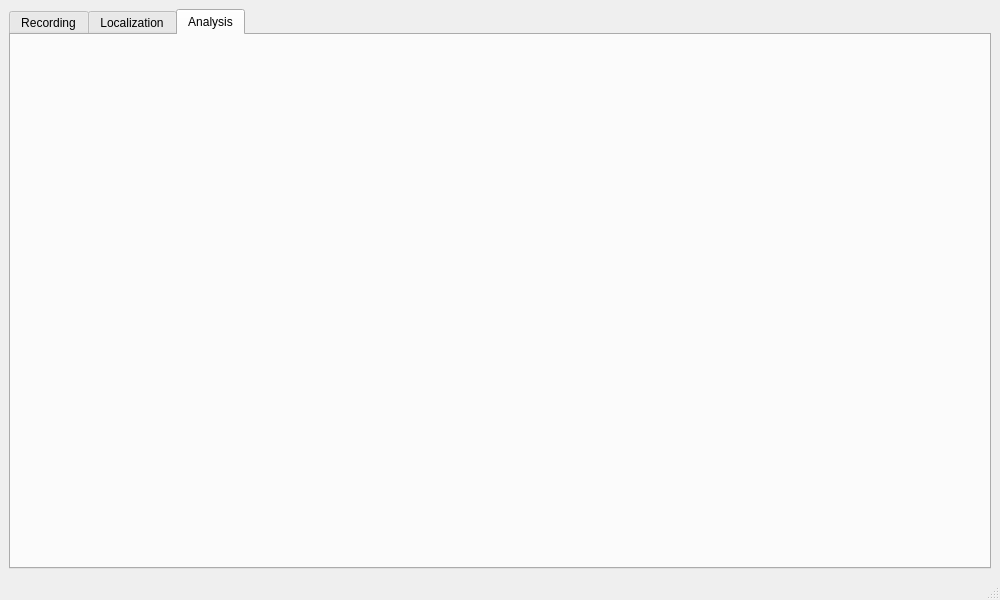
The window that mainwindow.ui (asuka1975/HARKBird-Light) describes before a commit, drawn with Qt 5.
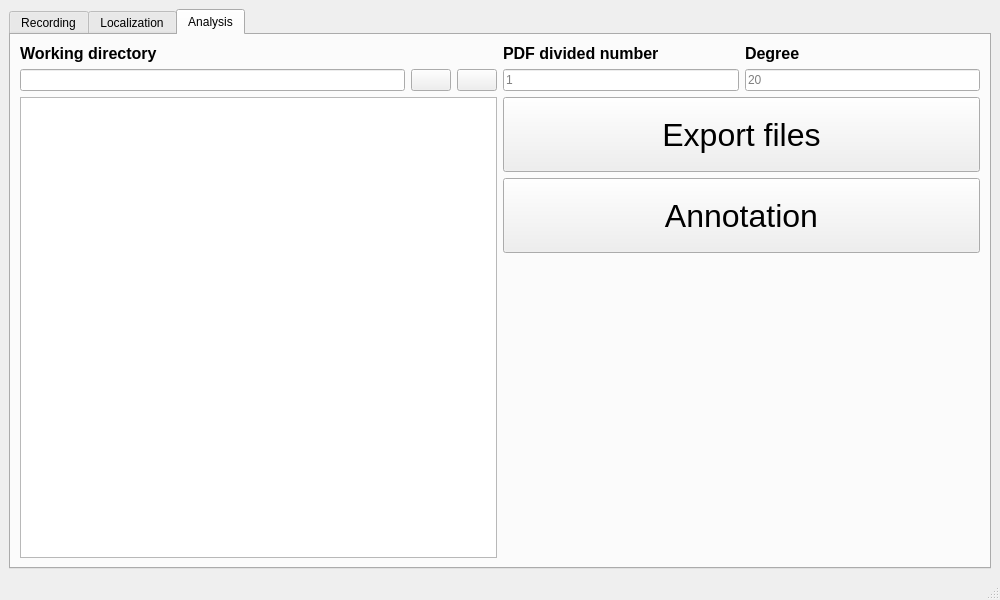
The same window after the commit. The open tabs and pages were chosen to show the change. Icons and pictures are not drawn.

Commit message: feat: HARKBirdのAnalysisページを再現

Patch:
```diff
--- a/mainwindow.ui
+++ b/mainwindow.ui
@@ -476,6 +476,162 @@
        <attribute name="title">
         <string>Analysis</string>
        </attribute>
+       <layout class="QGridLayout" name="gridLayout_5">
+        <item row="0" column="0">
+         <layout class="QVBoxLayout" name="verticalLayout_8">
+          <item>
+           <widget class="QLabel" name="label_11">
+            <property name="font">
+             <font>
+              <pointsize>12</pointsize>
+              <bold>true</bold>
+             </font>
+            </property>
+            <property name="text">
+             <string>Working directory</string>
+            </property>
+           </widget>
+          </item>
+          <item>
+           <layout class="QHBoxLayout" name="horizontalLayout_10">
+            <item>
+             <widget class="QLineEdit" name="lineEdit_12"/>
+            </item>
+            <item>
+             <widget class="QPushButton" name="pushButton_12">
+              <property name="text">
+               <string/>
+              </property>
+              <property name="icon">
+               <iconset resource="button_icon_resource.qrc">
+                <normaloff>:/icon/icons/more_horiz_FILL0_wght400_GRAD0_opsz48.png</normaloff>:/icon/icons/more_horiz_FILL0_wght400_GRAD0_opsz48.png</iconset>
+              </property>
+             </widget>
+            </item>
+            <item>
+             <widget class="QPushButton" name="pushButton_13">
+              <property name="text">
+               <string/>
+              </property>
+              <property name="icon">
+               <iconset resource="button_icon_resource.qrc">
+                <normaloff>:/icon/icons/refresh_FILL0_wght400_GRAD0_opsz48.png</normaloff>:/icon/icons/refresh_FILL0_wght400_GRAD0_opsz48.png</iconset>
+              </property>
+             </widget>
+            </item>
+           </layout>
+          </item>
+          <item>
+           <widget class="QListView" name="listView_3"/>
+          </item>
+         </layout>
+        </item>
+        <item row="0" column="1">
+         <layout class="QVBoxLayout" name="verticalLayout_9">
+          <item>
+           <layout class="QHBoxLayout" name="horizontalLayout_11">
+            <item>
+             <layout class="QVBoxLayout" name="verticalLayout_10">
+              <item>
+               <widget class="QLabel" name="label_14">
+                <property name="font">
+                 <font>
+                  <pointsize>12</pointsize>
+                  <bold>true</bold>
+                 </font>
+                </property>
+                <property name="text">
+                 <string>PDF divided number</string>
+                </property>
+               </widget>
+              </item>
+              <item>
+               <widget class="QLineEdit" name="lineEdit_13">
+                <property name="placeholderText">
+                 <string>1</string>
+                </property>
+               </widget>
+              </item>
+             </layout>
+            </item>
+            <item>
+             <layout class="QVBoxLayout" name="verticalLayout_11">
+              <item>
+               <widget class="QLabel" name="label_15">
+                <property name="font">
+                 <font>
+                  <pointsize>12</pointsize>
+                  <bold>true</bold>
+                 </font>
+                </property>
+                <property name="text">
+                 <string>Degree</string>
+                </property>
+               </widget>
+              </item>
+              <item>
+               <widget class="QLineEdit" name="lineEdit_14">
+                <property name="placeholderText">
+                 <string>20</string>
+                </property>
+               </widget>
+              </item>
+             </layout>
+            </item>
+           </layout>
+          </item>
+          <item>
+           <widget class="QPushButton" name="pushButton_14">
+            <property name="minimumSize">
+             <size>
+              <width>0</width>
+              <height>75</height>
+             </size>
+            </property>
+            <property name="font">
+             <font>
+              <pointsize>24</pointsize>
+             </font>
+            </property>
+            <property name="text">
+             <string>Export files</string>
+            </property>
+           </widget>
+          </item>
+          <item>
+           <widget class="QPushButton" name="pushButton_15">
+            <property name="minimumSize">
+             <size>
+              <width>0</width>
+              <height>75</height>
+             </size>
+            </property>
+            <property name="font">
+             <font>
+              <pointsize>24</pointsize>
+             </font>
+            </property>
+            <property name="text">
+             <string>Annotation</string>
+            </property>
+           </widget>
+          </item>
+          <item>
+           <spacer name="verticalSpacer">
+            <property name="orientation">
+             <enum>Qt::Vertical</enum>
+            </property>
+            <property name="sizeHint" stdset="0">
+             <size>
+              <width>20</width>
+              <height>40</height>
+             </size>
+            </property>
+           </spacer>
+          </item>
+         </layout>
+        </item>
+       </layout>
       </widget>
      </widget>
     </item>
```
Left out of the diff: 2 changed lines with no effect on the pictures.
